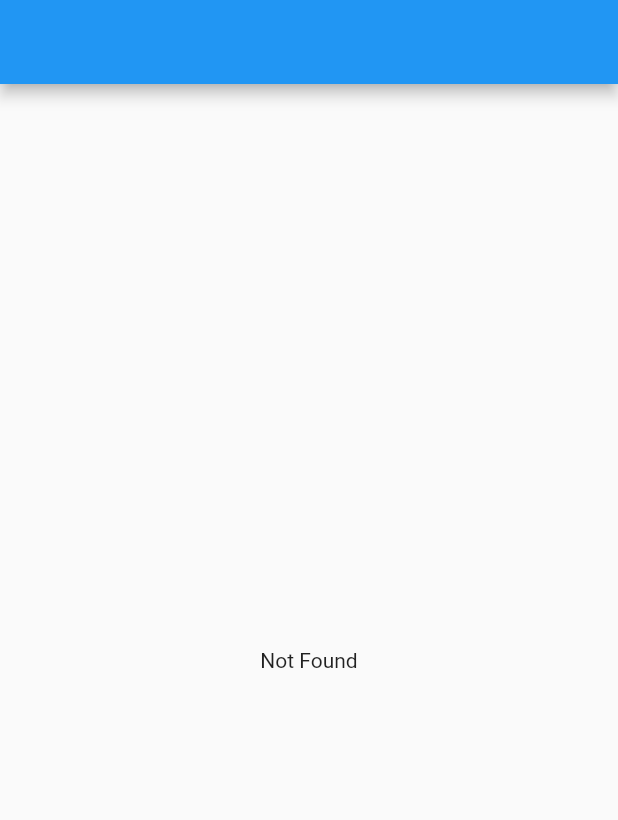
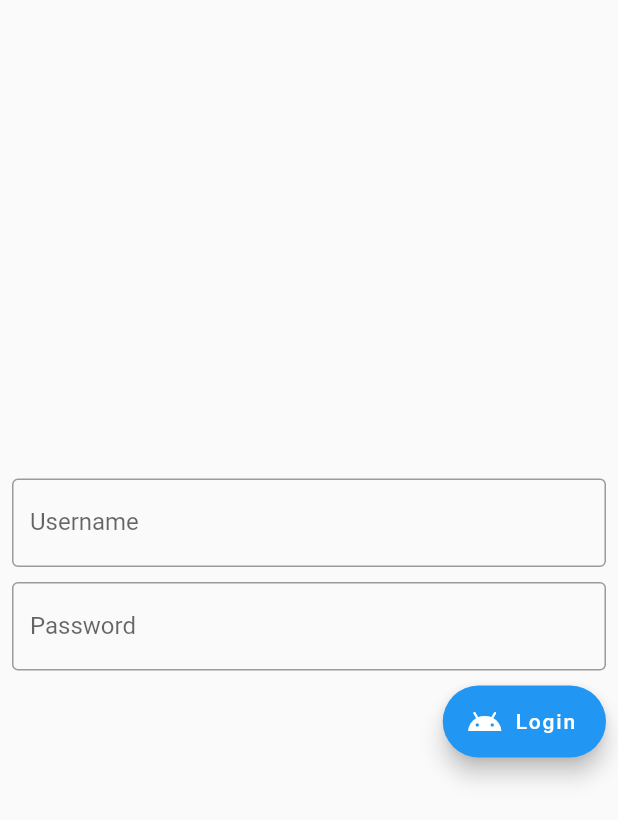
Before and after one commit to yunus6116/firebaseForFlutter, a Flutter app: the screen it shows after launch, on a phone screen of 412 x 824 dp. Shown: the top 820 px of the screen. Run offline on Flutter 3.47's test engine with Material 2 defaults, Android fonts, the phone set to English and light mode, and no system bars.

Commit message:
Firebase'e bağlı login ekranı oluşturuldu ve gerekli modeller entegre edili.

```diff
--- /dev/null
+++ b/lib/core/model/student.dart
@@ -0,0 +1,21 @@
+class Student {
+  String key;
+  String name;
+  int number;
+
+  Student({this.key, this.name, this.number});
+
+  Student.fromJson(Map<String, dynamic> json) {
+    key = json['key'];
+    name = json['name'];
+    number = json['number'];
+  }
+
+  Map<String, dynamic> toJson() {
+    final Map<String, dynamic> data = new Map<String, dynamic>();
+    data['key'] = this.key;
+    data['name'] = this.name;
+    data['number'] = this.number;
+    return data;
+  }
+}
--- /dev/null
+++ b/lib/core/model/user/user_request.dart
@@ -0,0 +1,21 @@
+class UserRequest {
+  String email;
+  String password;
+  bool returnSecureToken;
+
+  UserRequest({this.email, this.password, this.returnSecureToken});
+
+  UserRequest.fromJson(Map<String, dynamic> json) {
+    email = json['email'];
+    password = json['password'];
+    returnSecureToken = json['returnSecureToken'];
+  }
+
+  Map<String, dynamic> toJson() {
+    final Map<String, dynamic> data = new Map<String, dynamic>();
+    data['email'] = this.email + "@ykdemo.tr";
+    data['password'] = this.password;
+    data['returnSecureToken'] = this.returnSecureToken;
+    return data;
+  }
+}
--- a/lib/main.dart
+++ b/lib/main.dart
@@ -1,4 +1,5 @@
-import 'package:firebasedemo/ui/view/fire_home_view.dart';
+import 'package:firebasedemo/ui/view/authentication/login_view.dart';
+import 'package:firebasedemo/ui/view/home/fire_home_view.dart';
 import 'package:flutter/material.dart';
 
 void main() => runApp(MyApp());
@@ -8,7 +9,7 @@ class MyApp extends StatelessWidget {
   Widget build(BuildContext context) {
     return MaterialApp(
       title: 'Material App',
-      home: FireHomeView(),
+      home: LoginView(),
     );
   }
 }
--- /dev/null
+++ b/lib/ui/view/authentication/login_view.dart
@@ -0,0 +1,86 @@
+import 'package:firebasedemo/core/model/user/user_auth_error.dart';
+import 'package:firebasedemo/core/model/user/user_request.dart';
+import 'package:firebasedemo/core/services/firebase_service.dart';
+import 'package:firebasedemo/ui/view/home/fire_home_view.dart';
+import 'package:flutter/material.dart';
+
+class LoginView extends StatefulWidget {
+  @override
+  _LoginViewState createState() => _LoginViewState();
+}
+
+class _LoginViewState extends State<LoginView> {
+  String username;
+  String password;
+
+  FirebaseService service = FirebaseService();
+
+  GlobalKey<ScaffoldState> scaffold = GlobalKey();
+
+  @override
+  Widget build(BuildContext context) {
+    return Scaffold(
+      key: scaffold,
+      body: Padding(
+        padding: EdgeInsets.all(8.0),
+        child: Column(
+          mainAxisAlignment: MainAxisAlignment.center,
+          crossAxisAlignment: CrossAxisAlignment.end,
+          children: [
+            TextField(
+              onChanged: (value) {
+                setState(() {
+                  username = value;
+                });
+              },
+              decoration: InputDecoration(
+                border: OutlineInputBorder(),
+                labelText: 'Username',
+              ),
+            ),
+            SizedBox(
+              height: 10,
+            ),
+            TextField(
+              onChanged: (value) {
+                setState(() {
+                  password = value;
+                });
+              },
+              decoration: InputDecoration(
+                border: OutlineInputBorder(),
+                labelText: 'Password',
+              ),
+            ),
+            SizedBox(
+              height: 10,
+            ),
+            FloatingActionButton.extended(
+              onPressed: () async {
+                var result = await service.postUser(UserRequest(
+                  email: username,
+                  returnSecureToken: true,
+                  password: password,
+                ));
+                if (result is FirebaseAuthError) {
+                  var error = result.error.message;
+                  scaffold.currentState.showSnackBar(
+                    SnackBar(
+                      content: Text(error),
+                    ),
+                  );
+                } else {
+                  Navigator.of(context).push(
+                    MaterialPageRoute(builder: (context) => FireHomeView()),
+                  );
+                }
+              },
+              label: Text("Login"),
+              icon: Icon(Icons.android),
+            ),
+          ],
+        ),
+      ),
+    );
+  }
+}
```
Also changed, not shown: lib/core/model/user/firebase_user.dart (added, +44 -0 lines), lib/core/model/user/user_auth_error.dart (added, +68 -0 lines), lib/core/services/firebase_service.dart (+43 -0 lines), lib/ui/view/home/fire_home_view.dart (renamed from lib/ui/view/fire_home_view.dart, +41 -5 lines), lib/ui/deneme2.dart (deleted).
